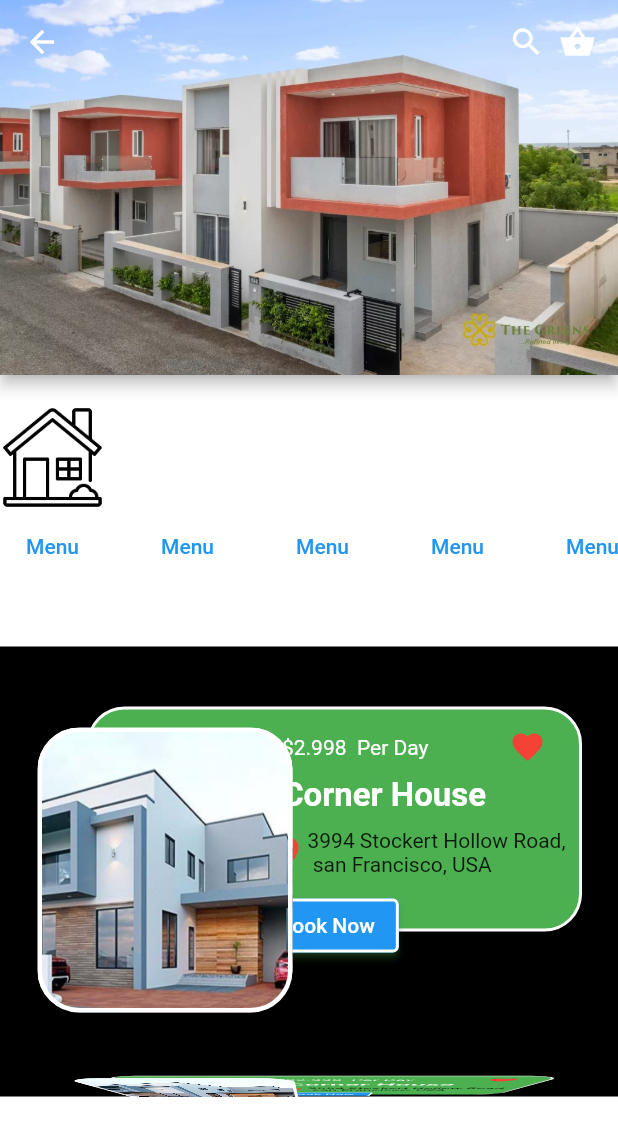
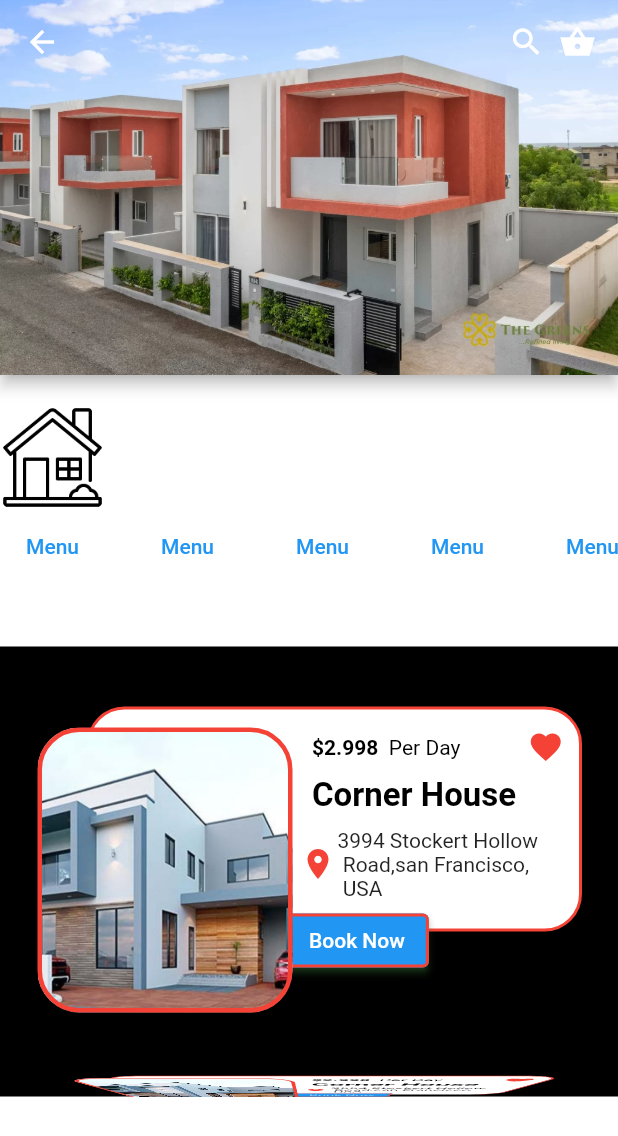
Before and after one commit to OscarNii/landlords, a Flutter app: the Rooms screen opened directly, on a phone screen of 412 x 824 dp. Shown: the top 1136 px of the screen. Run offline on Flutter 3.47's test engine with Material 2 defaults, Android fonts, the phone set to English and light mode, and no system bars; our stand-ins replace sign_in_button; statements that could not run were skipped.

Commit message:
bugs fixed

```diff
--- a/lib/home.dart
+++ b/lib/home.dart
@@ -26,10 +26,9 @@ class MyHomePage extends StatelessWidget {
               child: Text(
                 'Hotel & House \neverywhere in \nthe world',
                 style: TextStyle(
-                    fontFamily: "Lobster",
                     fontSize: 25,
                     color: Colors.white,
-                    fontWeight: FontWeight.bold),
+                    fontWeight: FontWeight.normal),
               )),
           Positioned(
               bottom: 20,
--- a/lib/roomlist/list.dart
+++ b/lib/roomlist/list.dart
@@ -20,39 +20,37 @@ class List1 extends StatelessWidget {
               decoration: BoxDecoration(
                   border: Border.all(
                     width: 2,
-                    color: Colors.white,
+                    color: Colors.red,
                   ),
                   borderRadius: BorderRadius.circular(25),
-                  color: Colors.green),
+                  color: Colors.white),
             ),
           ),
           Positioned(
-            left: 180,
+            left: 200,
             top: 15,
             child: Column(
               crossAxisAlignment: CrossAxisAlignment.start,
               children: [
                 Row(
-                  // ignore: prefer_const_literals_to_create_immutables
                   children: [
                     Padding(
                       padding: const EdgeInsets.only(left: 8.0),
                       child: Text(
                         "\$2.998",
                         style: TextStyle(
-                          color: Colors.white,
-                        ),
+                            color: Colors.black, fontWeight: FontWeight.bold),
                       ),
                     ),
                     SizedBox(width: 7),
                     Text(
                       "Per Day",
                       style: TextStyle(
-                        color: Colors.white,
+                        color: Colors.black,
                       ),
                     ),
                     SizedBox(
-                      width: 54,
+                      width: 45,
                     ),
                     Icon(
                       Icons.favorite,
@@ -68,7 +66,7 @@ class List1 extends StatelessWidget {
                   child: Text(
                     "Corner House",
                     style: TextStyle(
-                      color: Colors.white,
+                      color: Colors.black,
                       fontSize: 22,
                       fontWeight: FontWeight.bold,
                     ),
@@ -83,7 +81,7 @@ class List1 extends StatelessWidget {
                     ),
                     SizedBox(width: 1),
                     Text(
-                      "3994 Stockert Hollow Road,\n san Francisco, USA",
+                      "3994 Stockert Hollow \n Road,san Francisco, \n USA",
                     )
                   ],
                 )
@@ -91,14 +89,14 @@ class List1 extends StatelessWidget {
             ),
           ),
           Positioned(
-            bottom: 50,
-            left: 170,
+            bottom: 40,
+            left: 190,
             child: ElevatedButton(
                 onPressed: () {},
                 style: ElevatedButton.styleFrom(
                     foregroundColor: Colors.white,
                     shadowColor: Colors.green,
-                    side: BorderSide(color: Colors.white, width: 2)),
+                    side: BorderSide(color: Colors.red, width: 2)),
                 child: Text("Book Now")),
           ),
           Positioned(
@@ -110,7 +108,7 @@ class List1 extends StatelessWidget {
               decoration: BoxDecoration(
                 borderRadius: BorderRadius.circular(28),
                 color: Colors.white,
-                border: Border.all(width: 3, color: Colors.white),
+                border: Border.all(width: 3, color: Colors.red),
                 image: DecorationImage(
                     image: AssetImage("assets/house1.jpeg"), fit: BoxFit.cover),
               ),
```
Also changed, not shown: lib/Houses/house1.dart (+7 -6 lines), 1 other file.
